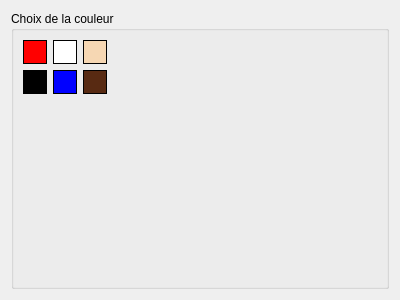
Old version of the form smoothTxt/CChooseColorDialog.ui in the repository clebail/m3d.
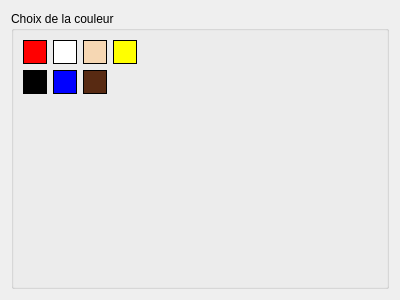
New version of the form. Custom widgets are drawn as their Qt base class.

Patch:
```diff
--- a/smoothTxt/CChooseColorDialog.ui
+++ b/smoothTxt/CChooseColorDialog.ui
@@ -50,7 +50,7 @@
         </property>
        </widget>
       </item>
-      <item row="0" column="3">
+      <item row="0" column="4">
        <spacer name="horizontalSpacer">
         <property name="orientation">
          <enum>Qt::Horizontal</enum>
@@ -228,6 +228,36 @@
         </property>
        </widget>
       </item>
+      <item row="0" column="3">
+       <widget class="CColorLabel" name="lblYellow">
+        <property name="sizePolicy">
+         <sizepolicy hsizetype="Fixed" vsizetype="Fixed">
+          <horstretch>0</horstretch>
+          <verstretch>0</verstretch>
+         </sizepolicy>
+        </property>
+        <property name="minimumSize">
+         <size>
+          <width>24</width>
+          <height>10</height>
+         </size>
+        </property>
+        <property name="maximumSize">
+         <size>
+          <width>24</width>
+          <height>24</height>
+         </size>
+        </property>
+        <property name="styleSheet">
+         <string notr="true">border: 1px solid black;
+background-color: yellow;
+color: yellow;</string>
+        </property>
+        <property name="text">
+         <string>14</string>
+        </property>
+       </widget>
+      </item>
      </layout>
     </widget>
    </item>
```
